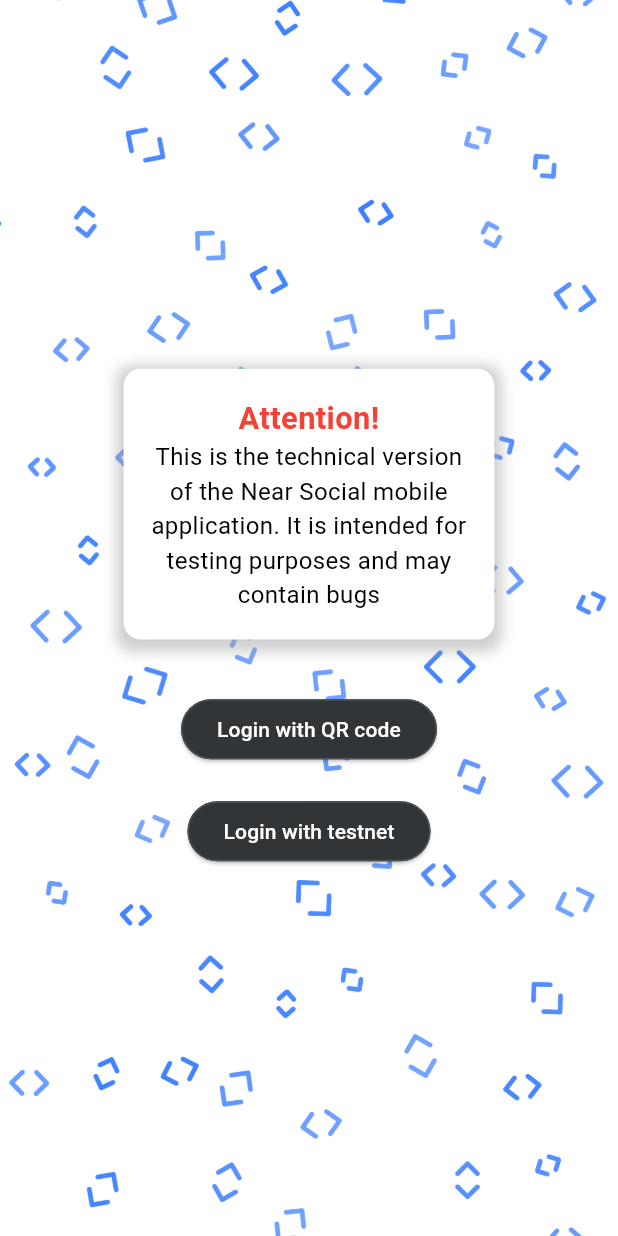
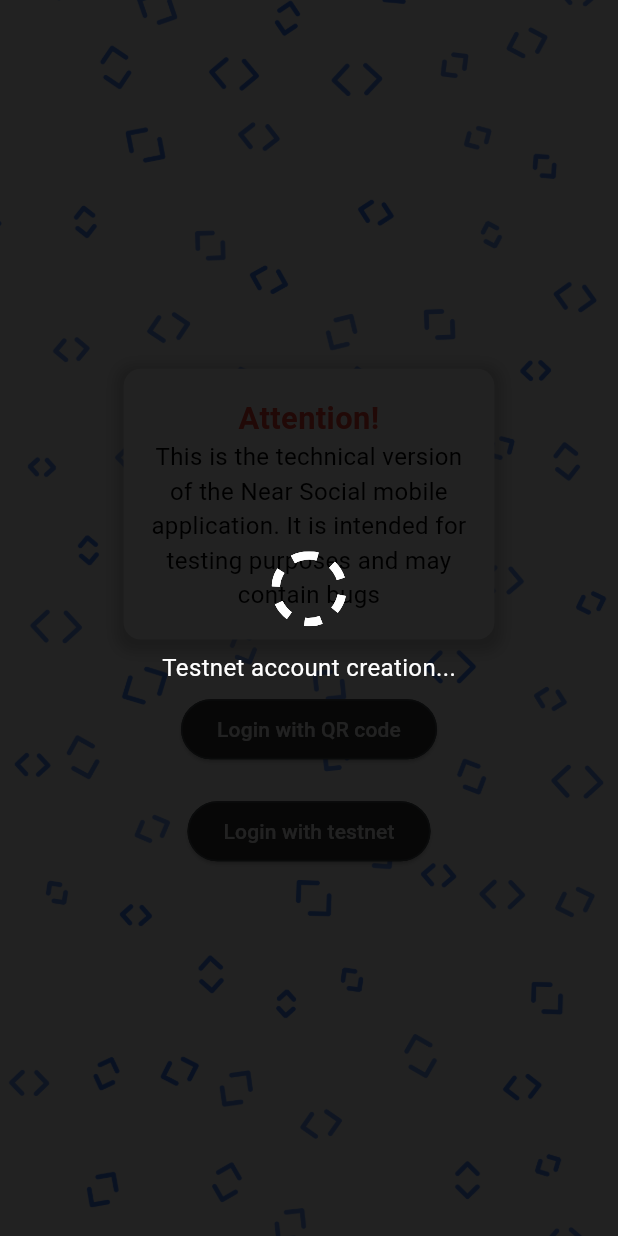
Before and after one commit to vlmoon99/near_social_mobile, a Flutter app: the screen it shows after launch, on a phone screen of 412 x 824 dp. Run offline on Flutter 3.47's test engine with Material 3 defaults, Android fonts, the phone set to English and light mode, and no system bars; our stand-ins replace animated_text_kit, cached_network_image, cloud_firestore, connectivity_plus, dio, easy_localization and 13 more; missing offline and left inert: bos_gateway_viewer, dio_smart_retry, encrypt, flutter_jailbreak_detection, flutterchain, qr_code_scanner; accounts and stored records are empty.

Commit message:
added color support for loading indicator

```diff
--- a/lib/modules/auth/pages/login_page.dart
+++ b/lib/modules/auth/pages/login_page.dart
@@ -138,7 +138,7 @@
             ),
           ),
         ),
-        if (isLoading)
+        if (true)
           const LoadingBarrier(
             message: "Testnet account creation...",
           ),
--- a/lib/shared_widgets/loading_barrier.dart
+++ b/lib/shared_widgets/loading_barrier.dart
@@ -24,7 +24,9 @@
             mainAxisAlignment: MainAxisAlignment.center,
             mainAxisSize: MainAxisSize.min,
             children: [
-              const SpinnerLoadingIndicator(),
+              const SpinnerLoadingIndicator(
+                color: Colors.white,
+              ),
               if (message != null) ...[
                 const SizedBox(height: 16),
                 Text(
--- a/lib/shared_widgets/spinner_loading_indicator.dart
+++ b/lib/shared_widgets/spinner_loading_indicator.dart
@@ -6,10 +6,12 @@
     super.key,
     this.size = 50,
     this.duration = const Duration(seconds: 1),
+    this.color = Colors.black,
   });
 
   final double size;
   final Duration duration;
+  final Color color;
 
   @override
   State<SpinnerLoadingIndicator> createState() =>
@@ -44,6 +46,7 @@
           "assets/media/icons/loading_indicator.svg",
           height: widget.size,
           width: widget.size,
+          color: widget.color,
         ),
       ),
     );
```
